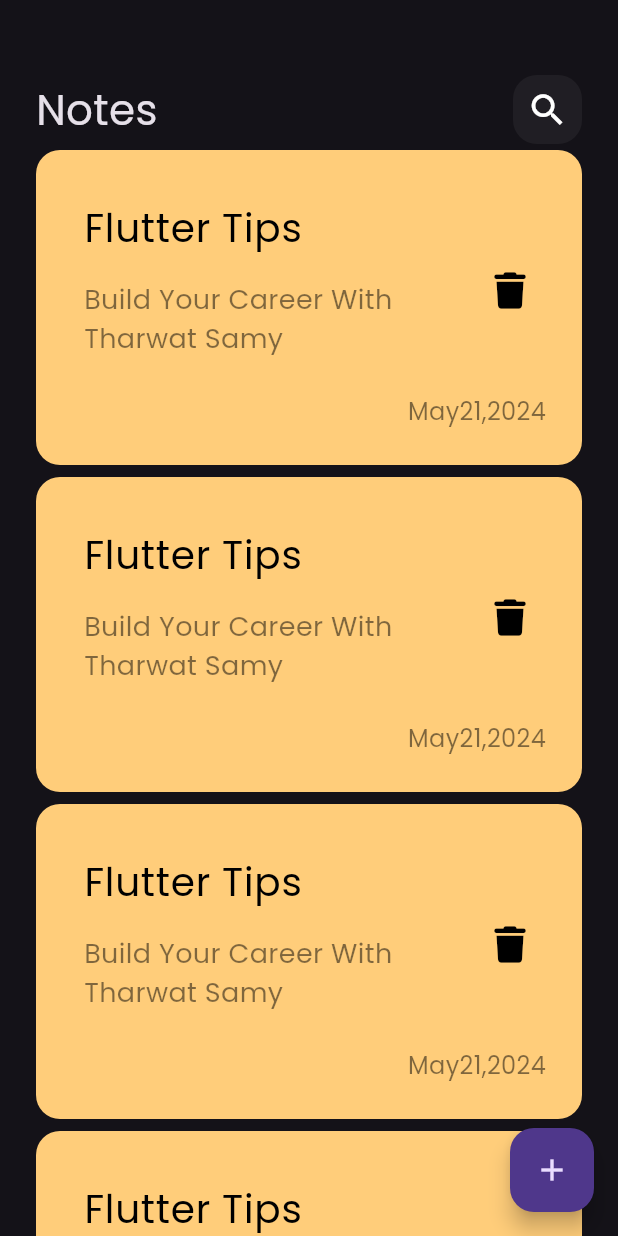
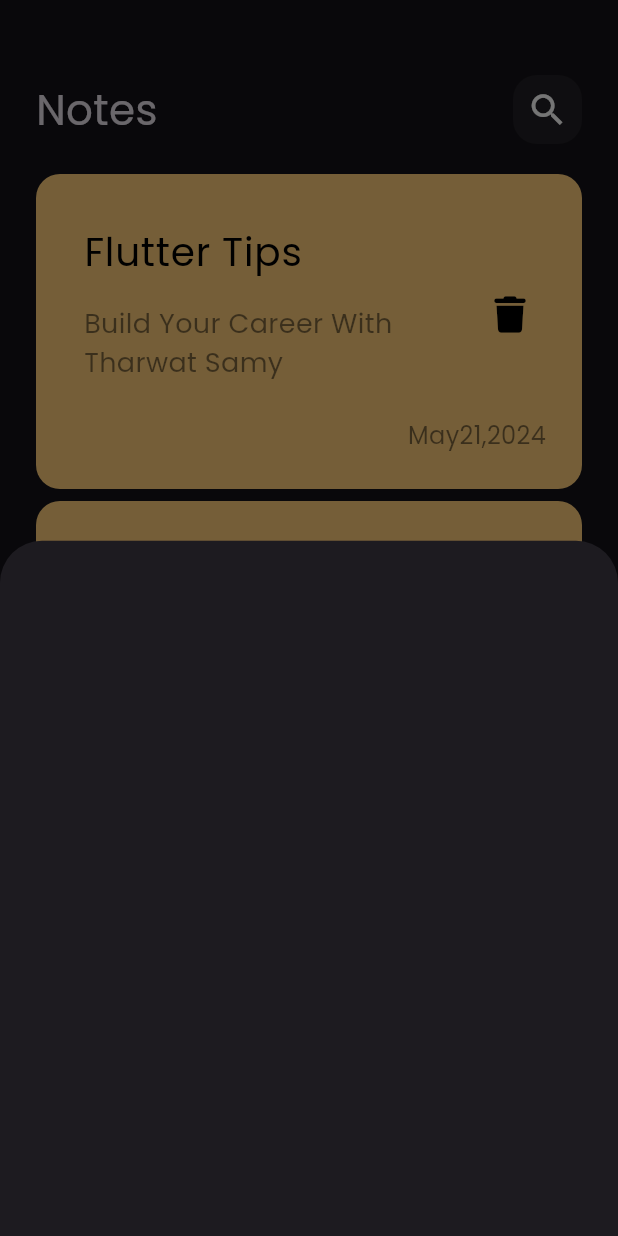
Before and after one commit to moohamed154/notes_app, a Flutter app: the screen it shows after launch, after a tap on the "add" icon, on a phone screen of 412 x 824 dp. Run offline on Flutter 3.47's test engine with Material 3 defaults, Android fonts, the phone set to English and light mode, and no system bars; our stand-ins replace font_awesome_flutter.

Commit message:
show modal bottom sheet

```diff
--- a/lib/view/home_view.dart
+++ b/lib/view/home_view.dart
@@ -1,4 +1,5 @@
 import 'package:flutter/material.dart';
+import 'package:notes_app/widgets/add_note_bottom_sheet.dart';
 import 'package:notes_app/widgets/notes_view_body.dart';
 
 class NotesVeiw extends StatelessWidget {
@@ -10,8 +11,14 @@ class NotesVeiw extends StatelessWidget {
   Widget build(BuildContext context) {
     return Scaffold(
       floatingActionButton: FloatingActionButton(
-        onPressed: () {},
-        child: Icon(
+        onPressed: () {
+          showModalBottomSheet(
+              context: context,
+              builder: (context) {
+                return const AddNoteBottomSheet();
+              });
+        },
+        child: const Icon(
           Icons.add,
         ),
       ),
--- /dev/null
+++ b/lib/widgets/add_note_bottom_sheet.dart
@@ -0,0 +1,10 @@
+import 'package:flutter/material.dart';
+
+class AddNoteBottomSheet extends StatelessWidget {
+  const AddNoteBottomSheet({super.key});
+
+  @override
+  Widget build(BuildContext context) {
+    return Container();
+  }
+}
--- a/lib/widgets/notes_list_view.dart
+++ b/lib/widgets/notes_list_view.dart
@@ -6,13 +6,20 @@ class NotesListView extends StatelessWidget {
 
   @override
   Widget build(BuildContext context) {
-    return ListView.builder(itemBuilder: (context, index) {
+    return Padding(
+      padding: const EdgeInsets.symmetric(
+        vertical: 16,
+      ),
+      child: ListView.builder(
+          padding: EdgeInsets.zero,
+          itemBuilder: (context, index) {
             return const Padding(
               padding: EdgeInsets.symmetric(
                 vertical: 4,
               ),
               child: NotesItem(),
             );
-    });
+          }),
+    );
   }
 }
```
Lines whose indentation alone changed are shown as unchanged.
